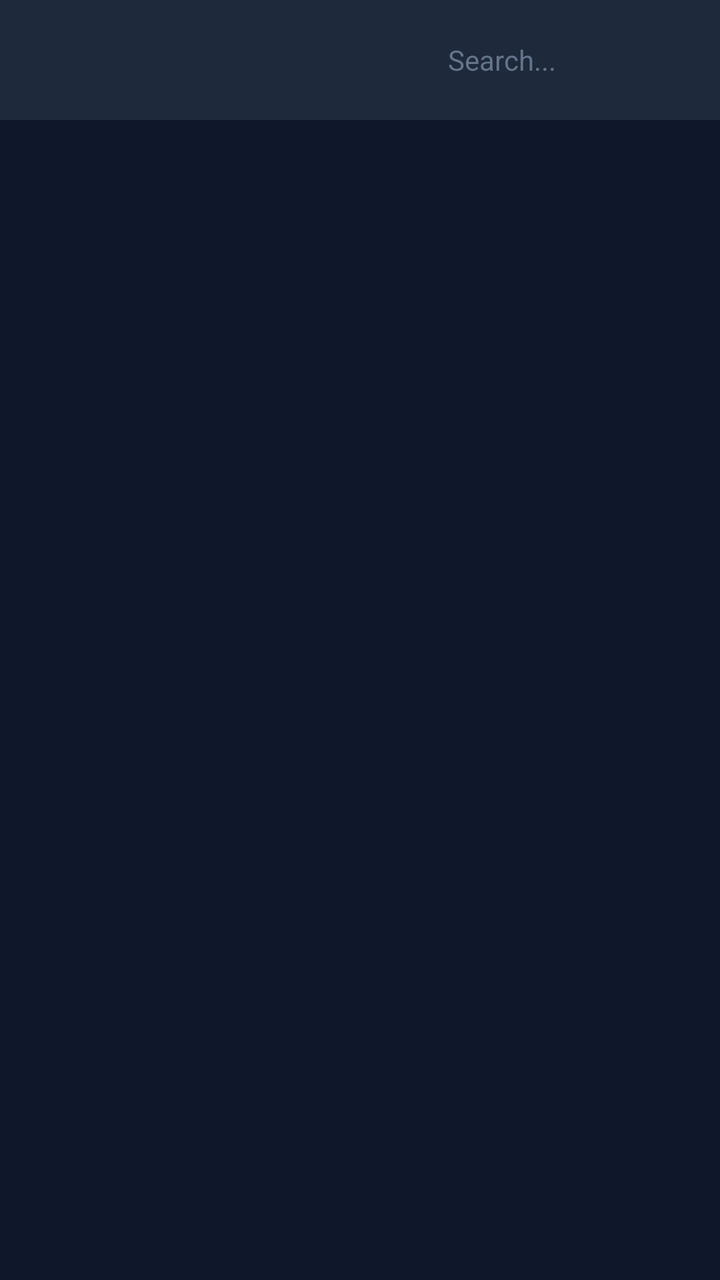
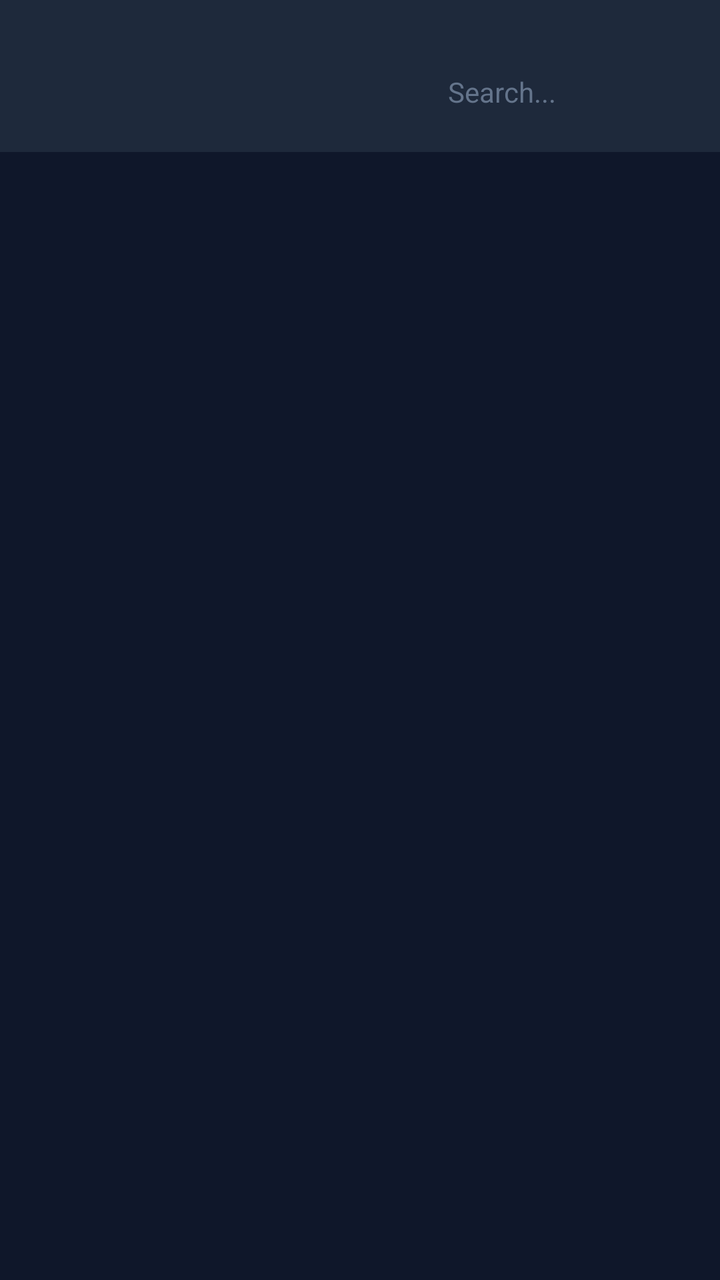

Two renders of the same Android screen: before a commit and after it. Below are the layout's source before the change and the commit's diff.
<!-- AndroidManifest.xml: application theme android:Theme.DeviceDefault.NoActionBar -->
<!-- res/layout/activity_main.xml -->
<?xml version="1.0" encoding="utf-8"?>
<LinearLayout xmlns:android="http://schemas.android.com/apk/res/android"
    android:id="@+id/mainContainer" android:layout_width="match_parent" android:layout_height="match_parent"
    android:orientation="vertical" android:background="#0f172a">
    <LinearLayout android:id="@+id/headerContainer" android:layout_width="match_parent" android:layout_height="60dp"
        android:orientation="horizontal" android:background="#1e293b" android:padding="16dp" android:gravity="center_vertical">
        <TextView android:id="@+id/pathText" android:layout_width="0dp" android:layout_height="wrap_content"
            android:layout_weight="1" android:textColor="#f8fafc" android:textSize="14sp" android:textStyle="bold" android:maxLines="1" android:ellipsize="start" />
        <EditText android:id="@+id/searchInput" android:layout_width="120dp" android:layout_height="wrap_content"
            android:layout_marginStart="8dp" android:textColor="#f8fafc" android:textSize="14sp" android:hint="Search..." android:textColorHint="#64748b" android:background="@null" android:singleLine="true" android:imeOptions="actionSearch" />
    </LinearLayout>
    <androidx.recyclerview.widget.RecyclerView android:id="@+id/fileRecyclerView" android:layout_width="match_parent"
        android:layout_height="0dp" android:layout_weight="1" />
</LinearLayout>
<!-- resources referenced by this layout -->
<resources>

</resources>

<!-- the commit's change to res/layout/activity_main.xml (unified diff, before → after) -->
@@ -1,14 +1,27 @@
 <?xml version="1.0" encoding="utf-8"?>
-<LinearLayout xmlns:android="http://schemas.android.com/apk/res/android"
-    android:id="@+id/mainContainer" android:layout_width="match_parent" android:layout_height="match_parent"
-    android:orientation="vertical" android:background="#0f172a">
-    <LinearLayout android:id="@+id/headerContainer" android:layout_width="match_parent" android:layout_height="60dp"
-        android:orientation="horizontal" android:background="#1e293b" android:padding="16dp" android:gravity="center_vertical">
-        <TextView android:id="@+id/pathText" android:layout_width="0dp" android:layout_height="wrap_content"
-            android:layout_weight="1" android:textColor="#f8fafc" android:textSize="14sp" android:textStyle="bold" android:maxLines="1" android:ellipsize="start" />
-        <EditText android:id="@+id/searchInput" android:layout_width="120dp" android:layout_height="wrap_content"
-            android:layout_marginStart="8dp" android:textColor="#f8fafc" android:textSize="14sp" android:hint="Search..." android:textColorHint="#64748b" android:background="@null" android:singleLine="true" android:imeOptions="actionSearch" />
+<FrameLayout xmlns:android="http://schemas.android.com/apk/res/android"
+    android:layout_width="match_parent" android:layout_height="match_parent">
+
+    <LinearLayout
+        android:id="@+id/mainContainer" android:layout_width="match_parent" android:layout_height="match_parent"
+        android:orientation="vertical" android:background="#0f172a">
+
+        <HorizontalScrollView android:layout_width="match_parent" android:layout_height="wrap_content" android:scrollbars="none" android:background="#1e293b">
+            <LinearLayout android:id="@+id/tabsContainer" android:layout_width="wrap_content" android:layout_height="wrap_content" android:orientation="horizontal" android:padding="8dp" />
+        </HorizontalScrollView>
+
+        <LinearLayout android:id="@+id/headerContainer" android:layout_width="match_parent" android:layout_height="60dp"
+            android:orientation="horizontal" android:background="#1e293b" android:padding="16dp" android:gravity="center_vertical">
+            <TextView android:id="@+id/pathText" android:layout_width="0dp" android:layout_height="wrap_content"
+                android:layout_weight="1" android:textColor="#f8fafc" android:textSize="14sp" android:textStyle="bold" android:maxLines="1" android:ellipsize="start" />
+            <EditText android:id="@+id/searchInput" android:layout_width="120dp" android:layout_height="wrap_content"
+                android:layout_marginStart="8dp" android:textColor="#f8fafc" android:textSize="14sp" android:hint="Search..." android:textColorHint="#64748b" android:background="@null" android:singleLine="true" android:imeOptions="actionSearch" />
+        </LinearLayout>
+
+        <androidx.recyclerview.widget.RecyclerView android:id="@+id/fileRecyclerView" android:layout_width="match_parent"
+            android:layout_height="0dp" android:layout_weight="1" />
     </LinearLayout>
-    <androidx.recyclerview.widget.RecyclerView android:id="@+id/fileRecyclerView" android:layout_width="match_parent"
-        android:layout_height="0dp" android:layout_weight="1" />
-</LinearLayout>
+
+    <View android:id="@+id/eyeStrainOverlay" android:layout_width="match_parent" android:layout_height="match_parent"
+        android:background="#26FFA500" android:visibility="gone" android:clickable="false" android:focusable="false" />
+</FrameLayout>
